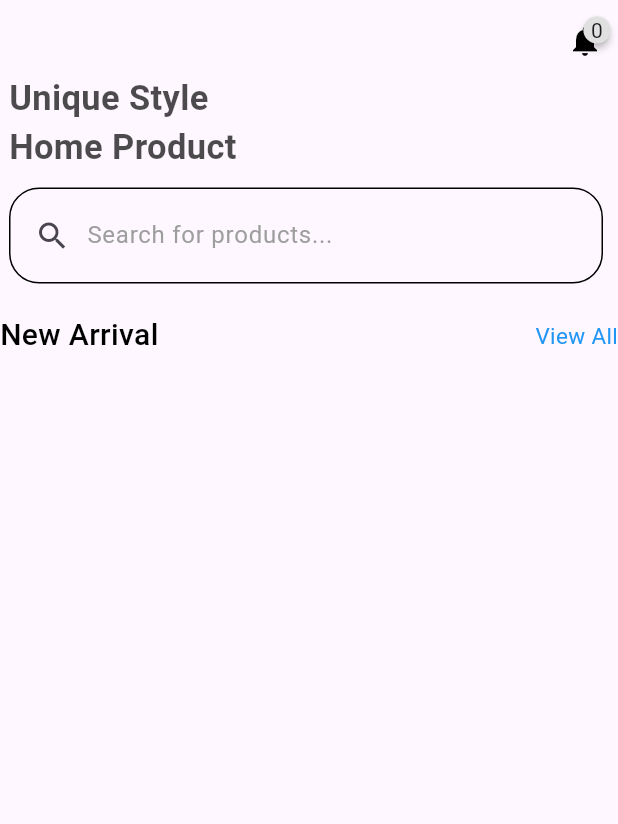
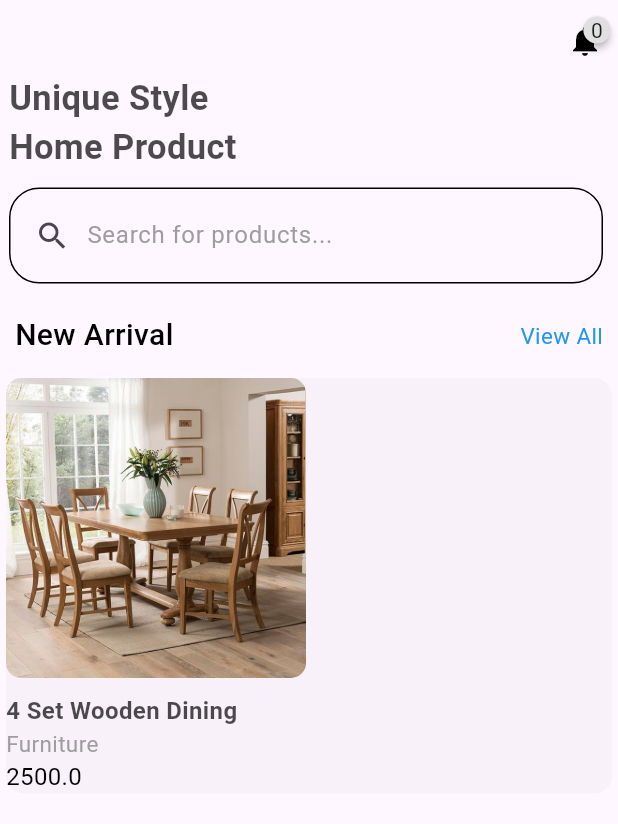
Before and after one commit to Tosin8/ktea, a Flutter app: the Home_Body screen opened directly, on a phone screen of 412 x 824 dp. Shown: the top 824 px of the screen. Run offline on Flutter 3.47's test engine with Material 3 defaults, Android fonts, the phone set to English and light mode, and no system bars; drawn by our look-alikes of badges; our stand-ins replace animate_do, cloud_firestore, custom_navigation_bar, firebase_auth, firebase_core, firebase_messaging and 2 more; missing offline and left inert: antdesign_icons; accounts and stored records are empty.

Commit message:
Revamping the model arrival UI

```diff
--- a/lib/model/new_arrival.dart
+++ b/lib/model/new_arrival.dart
@@ -3,35 +3,34 @@ class New {
   String imageUrl;
   String title;
   // ignore: non_constant_identifier_names
-  String Category;
-  double Price;
+  String category;
+  double price;
   New({
     required this.title,
-    required this.Category,
-    required this.Price,
+    required this.category,
+    required this.price,
     required this.imageUrl
   });
-
-  List <New> news = [
+}
+  final List<New> newProducts = [
     New(
       title:"4 Set Wooden Dining",
-       Category:"Furniture",
-        Price: 2500,
+       category:"Furniture",
+        price: 2500,
         imageUrl: 'assets/new_arrival/1.jpg'),
        New(
       title:"iPhone 13 Pro Max",
-      Category:"Cabinet",
-      Price: 3000,
+      category:"Cabinet",
+      price: 3000,
       imageUrl: 'assets/new_arrival/2.jpg'),
        New(
       title:"iPhone 13 Pro Max",
-       Category:"Smartphones",
-         Price: 3000,
+       category:"Smartphones",
+         price: 3000,
          imageUrl: 'assets/new_arrival/3.jpg'),
           New(
       title:"iPhone 13 Pro Max",
-       Category:"Smartphones",
-         Price: 3000,
+       category:"Smartphones",
+         price: 3000,
           imageUrl: 'assets/new_arrival/4.jpg'),
   ];
-}
--- a/lib/screens/home/home_body.dart
+++ b/lib/screens/home/home_body.dart
@@ -53,7 +53,41 @@ class _Home_BodyState extends State<Home_Body> {
             press: (){},
             ),
           const SizedBox(height: 10),
+      Container(
+        child: Card(
+          elevation: 0,
+          child: Column(
+            crossAxisAlignment: CrossAxisAlignment.start,
+            children: [
+              Container(
 
+                height: 200, width: 200,
+                decoration: BoxDecoration(
+                  borderRadius: BorderRadius.circular(10),
+                  image: DecorationImage(
+                    image: AssetImage(
+                      newProducts[0].imageUrl,
+
+                    ),
+                     fit: BoxFit.cover)
+                ),
+              ),
+              const SizedBox(height: 10),
+              Text(
+                newProducts[0].title,style: TextStyle(
+                  fontSize: 16, fontWeight: FontWeight.w600, color: Colors.black.withOpacity(0.7)),
+                ),
+
+              Text(newProducts[0].category,
+              style: TextStyle(color: Colors.grey, fontSize: 15),) ,
+
+              Text(newProducts[0].price.toString(),
+              style: TextStyle(
+                color: Colors.black, fontSize: 16),)
+            ]
+          ),
+        ),
+      )
 
 
 
@@ -66,79 +100,4 @@ class _Home_BodyState extends State<Home_Body> {
   }
 }
 
-// class NewArrivalProductCard extends StatelessWidget {
-//   const  NewArrivalProductCard({
-//     required this.imageUrl,
-//     required this.title,
-//     required this.category,
-//      required this.price,
-//     super.key,
-//   });
-
-// final String imageUrl;
-// final String title;
-// final String category;
-// final int price;
-
-//   @override
-//   Widget build(BuildContext context) {
-//     return Container(
-//            height: 320,
-//            width: 200,
-//             child: Column(
-//               crossAxisAlignment: CrossAxisAlignment.start,
-//               children: [
-//                 ClipRRect(
-//                   child: Container(
-//                     decoration: BoxDecoration(
-//                       borderRadius: BorderRadius.circular(10),
-//                       image: DecorationImage(
-//                         image: AssetImage(new.imageUrl),
-//                        fit: BoxFit.cover),
-
-//                     ),
-//                     width: 180,
-//                     height: 200,
-//                     child: const Align(
-//                       alignment: Alignment.topRight,
-//                       child: Row(
-
-//                         children: [
-//                           Icon(Icons.favorite_border_outlined,
-//                           color:
-//                            Colors.black,
-//                             size: 30,),
-//                         ],
-//                       ),
-//                     ),
-//                    ),
-//                 ),
-//                 const SizedBox(height: 10,),
-//                  Text(new.title,
-//                 style: const TextStyle(
-//                   fontSize: 20,
-//                    fontWeight: FontWeight.w500),
-//                    ),
-//                    const SizedBox(height: 2,),
-//              Text(category,
-//                 style: const TextStyle(
-//                   fontSize: 18,
-//                    fontWeight: FontWeight.w300),
-//                    ),
-//                    const SizedBox(height: 2,),
-//                  Row(
-//                  mainAxisAlignment: MainAxisAlignment.spaceBetween,
-//                   children: [
-//                     Text(new.price.toString(),
-//                     style: const TextStyle(
-//                       fontSize: 20,
-//                        fontWeight: FontWeight.w500),
-//                        ),
-//                        const Icon(Icons.add_circle, size: 30,)
-//                   ],
-//                 ),
-//               ],
-//             ),
-//            );
-//   }
-// }
+//
--- a/lib/screens/home/home_widget.dart
+++ b/lib/screens/home/home_widget.dart
@@ -1,3 +1,5 @@
+// ignore_for_file: camel_case_types
+
 import 'package:flutter/material.dart';
 import 'package:get/get.dart';
 import 'package:badges/badges.dart' as badges;
@@ -278,10 +280,10 @@ class _CarouselSliderState extends State<CarouselSlider> {
 //   }
 // }
 
-// ignore: camel_case_types
 
 
 
+// ignore: must_be_immutable
 class titleCategory extends StatelessWidget {
  titleCategory({
    required this.title,
@@ -290,10 +292,14 @@ class titleCategory extends StatelessWidget {
   });
 
 String title;
-Function press;
+final GestureTapCallback press;
   @override
   Widget build(BuildContext context) {
-    return Row(
+    return Padding(
+      padding: const EdgeInsets.only(
+        left: 10.0,
+       right: 10.0),
+      child: Row(
        mainAxisAlignment: MainAxisAlignment.spaceBetween,
        children: [
          Text(title,
@@ -302,12 +308,13 @@ Function press;
            fontSize: 20, fontWeight: FontWeight.w500),
            ),
            GestureDetector(
-           onTap: press() ,
+             onTap: press ,
              child: const Text('View All',
              style: TextStyle(color: Colors.blue, fontSize: 15),),
            ) ,
 
       ],
+                ),
     );
   }
 }
```
Lines whose indentation alone changed are shown as unchanged.
